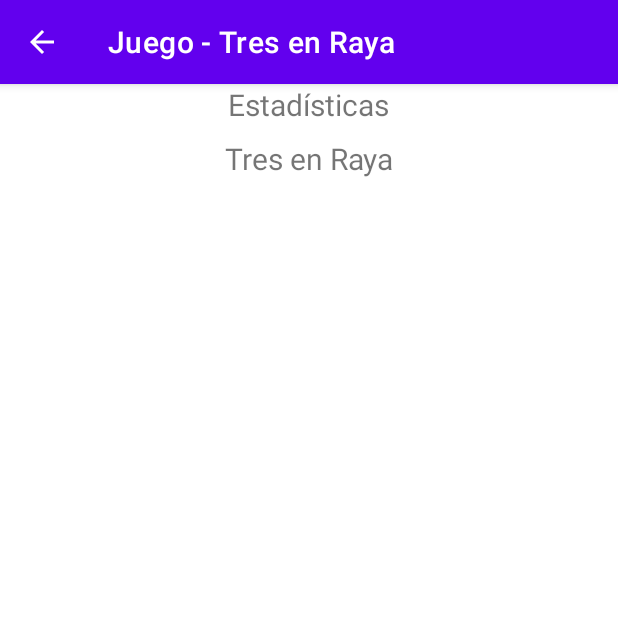
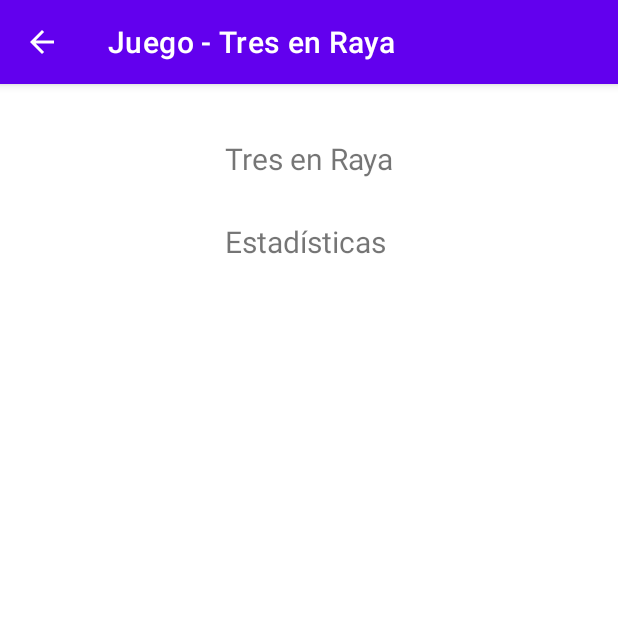
Before and after one commit to Melanie1800/APP_Lab1, an Android app: the EstadisticsTresActivity screen opened directly, with no data from a screen before it, on a phone screen of 412 x 824 dp, the top half of it. Run offline under Robolectric (Android 15) with nearby library versions, the phone set to English and light mode, and no system bars; 1 statement that could not run was skipped.

Commit message:
Estadísticas del juego de Tres en Raya

```diff
--- a/app/src/main/java/com/example/applab1/EstadisticsTresActivity.java
+++ b/app/src/main/java/com/example/applab1/EstadisticsTresActivity.java
@@ -2,7 +2,13 @@ package com.example.applab1;
 
 import androidx.appcompat.app.AppCompatActivity;
 
+import android.content.Intent;
 import android.os.Bundle;
+import android.util.Log;
+import android.widget.LinearLayout;
+import android.widget.TextView;
+
+import java.util.ArrayList;
 
 public class EstadisticsTresActivity extends AppCompatActivity {
 
@@ -11,5 +17,15 @@ public class EstadisticsTresActivity extends AppCompatActivity {
         super.onCreate(savedInstanceState);
         setContentView(R.layout.activity_estadistics_tres);
         setTitle("Juego - Tres en Raya");
+
+        Intent intent = this.getIntent();
+        ArrayList<String> est = intent.getStringArrayListExtra("estadisticas");
+        LinearLayout layout = findViewById(R.id.layoutEst);
+        for(int i=0; i< est.size(); i++){
+            TextView tvEst = new TextView(this);
+            tvEst.setText("Juego "+ (i+1) + ": "+ est.get(i));
+            layout.addView(tvEst);
+        }
+
     }
 }
--- a/app/src/main/res/layout/activity_estadistics_tres.xml
+++ b/app/src/main/res/layout/activity_estadistics_tres.xml
@@ -6,16 +6,27 @@
     android:layout_height="match_parent"
     tools:context=".EstadisticsTresActivity">
 
+    <LinearLayout
+        android:id="@+id/layoutEst"
+        android:layout_width="wrap_content"
+        android:layout_height="wrap_content"
+        android:layout_marginTop="52dp"
+        android:layout_marginEnd="116dp"
+        android:orientation="vertical"
+        app:layout_constraintEnd_toEndOf="@+id/tv_estadistics_memoria2"
+        app:layout_constraintTop_toBottomOf="@+id/tv_estadistics_memoria2"></LinearLayout>
+
     <TextView
         android:id="@+id/tv_estadistics_memoria2"
         android:layout_width="wrap_content"
         android:layout_height="wrap_content"
+        android:layout_marginTop="28dp"
         android:text="Estadísticas"
         android:textSize="20sp"
         app:layout_constraintEnd_toEndOf="@+id/textView3"
-        app:layout_constraintHorizontal_bias="0.333"
+        app:layout_constraintHorizontal_bias="0.0"
         app:layout_constraintStart_toStartOf="@+id/textView3"
-        tools:layout_editor_absoluteY="88dp" />
+        app:layout_constraintTop_toBottomOf="@+id/textView3" />
 
     <TextView
         android:id="@+id/textView3"
@@ -27,4 +38,5 @@
         app:layout_constraintEnd_toEndOf="parent"
         app:layout_constraintStart_toStartOf="parent"
         app:layout_constraintTop_toTopOf="parent" />
+
 </androidx.constraintlayout.widget.ConstraintLayout>
```
Also changed, not shown: app/src/main/java/com/example/applab1/TresActivity.java (+35 -12 lines).
